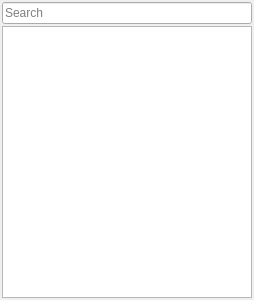
thunder-engine/thunder, file worldeditor/src/editors/objecthierarchy/hierarchybrowser.ui: the form before one commit.
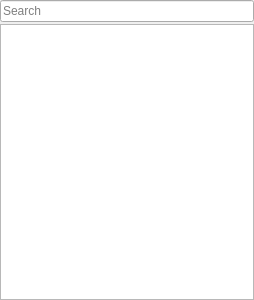
The form after the commit. Custom widgets are drawn as their Qt base class.

```diff
--- a/worldeditor/src/editors/objecthierarchy/hierarchybrowser.ui
+++ b/worldeditor/src/editors/objecthierarchy/hierarchybrowser.ui
@@ -18,16 +18,16 @@
     <number>2</number>
    </property>
    <property name="leftMargin">
-    <number>2</number>
+    <number>0</number>
    </property>
    <property name="topMargin">
-    <number>2</number>
+    <number>0</number>
    </property>
    <property name="rightMargin">
-    <number>2</number>
+    <number>0</number>
    </property>
    <property name="bottomMargin">
-    <number>2</number>
+    <number>0</number>
    </property>
    <item>
     <widget class="QLineEdit" name="lineEdit">
```
